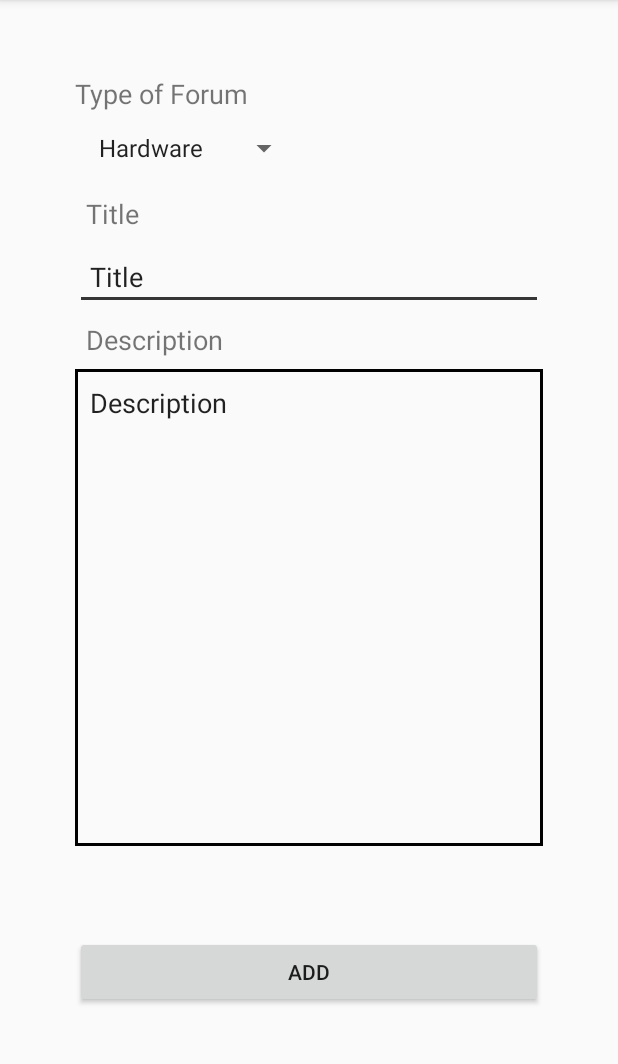
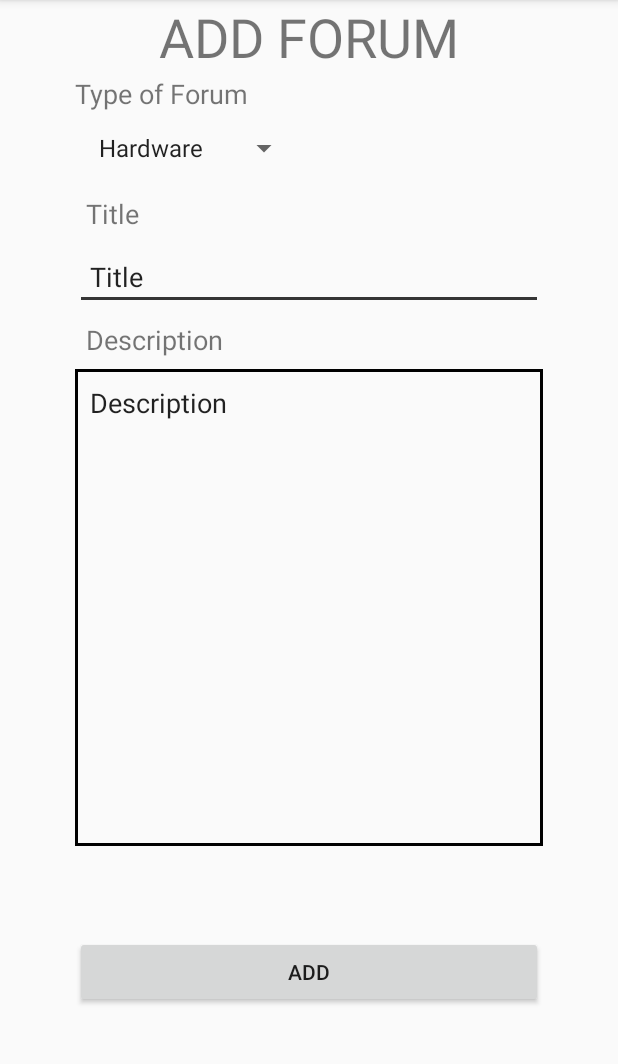
Before and after one commit to khalishZainudin/FinalProject, an Android app: the AddForum screen opened directly, with no data from a screen before it, on a phone screen of 412 x 824 dp, the part 84-1148 px from its top. Run offline under Robolectric (Android 15) with nearby library versions, the phone set to English and light mode, and no system bars; our stand-ins replace Firebase (no records; nobody signed in at launch, a user with empty details on screens opened directly).

Commit message:
Kemaskan sikit

```diff
--- a/app/src/main/res/layout/activity_add_forum.xml
+++ b/app/src/main/res/layout/activity_add_forum.xml
@@ -5,6 +5,15 @@
     android:layout_width="match_parent"
     android:layout_height="match_parent"
     tools:context=".ForumTitle.AddForum">
+
+    <TextView
+        android:id="@+id/tvAddForum"
+        android:layout_width="wrap_content"
+        android:layout_height="wrap_content"
+        android:text="ADD FORUM"
+        android:textSize="36sp"
+        app:layout_constraintEnd_toEndOf="parent"
+        app:layout_constraintStart_toStartOf="parent" />
 
     <ScrollView
         android:layout_width="match_parent"
--- a/app/src/main/res/layout/activity_forum_interface.xml
+++ b/app/src/main/res/layout/activity_forum_interface.xml
@@ -56,6 +56,7 @@
                 android:layout_width="wrap_content"
                 android:layout_height="wrap_content"
                 android:layout_weight="1"
+                android:gravity="right"
                 android:padding="10dp"
                 android:text="TextView" />
         </LinearLayout>
--- a/app/src/main/res/layout/cardviewforuminterface.xml
+++ b/app/src/main/res/layout/cardviewforuminterface.xml
@@ -42,6 +42,7 @@
             android:id="@+id/tvTimestampMessages"
             android:layout_width="match_parent"
             android:layout_height="wrap_content"
+            android:gravity="right"
             android:layout_weight="1"
             android:text="timestamp"
             android:textIsSelectable="false"
```
